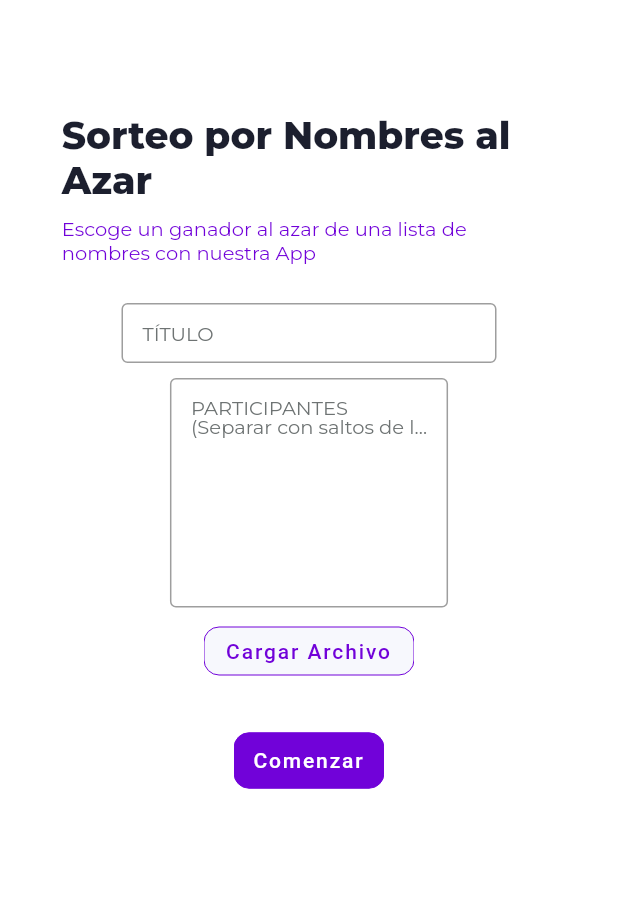
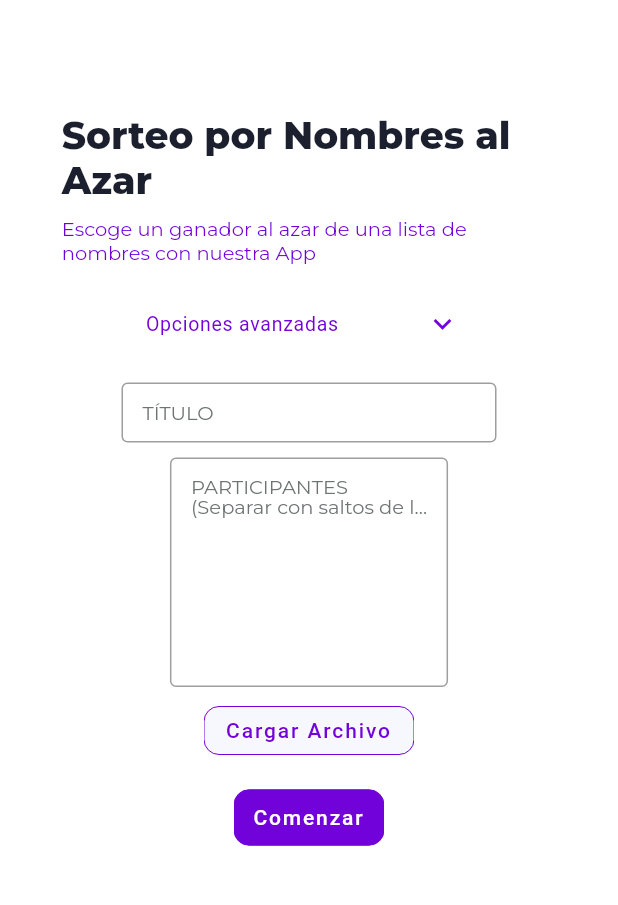
Before and after one commit to josemird/sorteos, a Flutter app: the screen it shows after launch, on a phone screen of 412 x 824 dp, the part 90-995 px from its top. Run offline on Flutter 3.47's test engine with Material 3 defaults, Android fonts, the phone set to English and light mode, and no system bars; our stand-ins replace cloud_firestore, firebase_core, flutter_svg, google_fonts; missing offline and left inert: dart:html; accounts and stored records are empty.

Commit message:
separacion logica del ganador, añadir menu opciones avanzadas y tener suplentes

```diff
--- a/lib/screens/GenerarSorteo.dart
+++ b/lib/screens/GenerarSorteo.dart
@@ -1,6 +1,7 @@
 import 'package:flutter/material.dart';
 import 'package:shoppy3/config/imports.dart';
 import 'package:shoppy3/config/styles/text_styles.dart';
+import 'package:shoppy3/function/mostrarGanador.dart';
 import 'package:shoppy3/screens/Ganador.dart';
 import 'package:shoppy3/widget/button.dart';
 import 'package:shoppy3/widget/customBackAppBar.dart';
@@ -10,11 +11,14 @@ import 'package:shoppy3/widget/espacio.dart';
 class GenerarSorteoPage extends StatelessWidget {
   final String titulo;
   final List<String> participantes;
+  final int suplentes;
+
 
   const GenerarSorteoPage({
     super.key,
     required this.titulo,
     required this.participantes,
+    required this.suplentes,
   });
 
 
@@ -139,7 +143,7 @@ class GenerarSorteoPage extends StatelessWidget {
 
               onPressed: () {
 
-                mostrarGanador(context, participantes);
+                mostrarGanador(context, participantes, suplentes);
 
               },
 
--- a/lib/screens/Home.dart
+++ b/lib/screens/Home.dart
@@ -23,6 +23,11 @@ class _HomePageState extends State<HomePage> {
   final TextEditingController tituloController = TextEditingController();
   final TextEditingController participantesController = TextEditingController();
   String? nombreArchivo;
+
+
+  // Variables para los nuevos campos
+  int suplentes = 10;
+  bool habilitarTop = true;
 
 
 
@@ -60,7 +65,98 @@ class _HomePageState extends State<HomePage> {
 
                 TextoBody("Escoge un ganador al azar de una lista de nombres con nuestra App", color: COLOR_ACCENT),
 
-                Espacio(ESPACIO_MEDIANO),
+                Espacio(ESPACIO_PEQUENO),
+
+                Container(
+
+                  width: 250,
+                  child: ExpansionTile(
+
+                    title: Text( "Opciones avanzadas",
+                        style: TextStyle(
+                            fontSize: 13,
+                        ),
+                    ),
+
+                    children: [
+
+                      Column(
+
+                        mainAxisAlignment: MainAxisAlignment.center,
+                        crossAxisAlignment: CrossAxisAlignment.center,
+
+                        children: [
+
+                          Row(
+
+                            crossAxisAlignment: CrossAxisAlignment.center,
+                            mainAxisAlignment: MainAxisAlignment.center,
+
+                            children: [
+
+                              Text("Suplentes"),
+
+                              Row(
+
+                                crossAxisAlignment: CrossAxisAlignment.center,
+                                mainAxisAlignment: MainAxisAlignment.center,
+
+                                children: [
+                                  IconButton(
+
+                                    icon: Icon(Icons.remove),
+                                    onPressed: () {
+                                      setState(() {
+                                        if (suplentes > 0) suplentes--;
+                                      });
+                                    },
+
+                                  ),
+                                  Text('$suplentes'),
+                                  IconButton(
+
+                                    icon: Icon(Icons.add),
+                                    onPressed: () {
+                                      setState(() {
+                                        suplentes++;
+                                      });
+                                    },
+                                  ),
+                                ],
+                              ),
+                            ],
+                          ),
+
+                          Espacio(ESPACIO_PEQUENO),
+
+                          Row(
+
+                            crossAxisAlignment: CrossAxisAlignment.center,
+                            mainAxisAlignment: MainAxisAlignment.center,
+
+                            children: [
+
+                              Text("Top 3"),
+
+                              Espacio(ESPACIO_PEQUENO),
+
+                              Switch(
+                                value: habilitarTop,
+                                onChanged: (value) {
+                                  setState(() {
+                                    habilitarTop = value;
+                                  });
+                                },
+                              ),
+                            ],
+                          ),
+                        ],
+                      ),
+                    ],
+                  ),
+                ),
+
+                Espacio(ESPACIO_PEQUENO),
 
                 TextFormFieldCustom(
 
@@ -78,6 +174,7 @@ class _HomePageState extends State<HomePage> {
                   width: screenWidth * 0.45,
                   minLines: 7,
                   maxLines: 7,
+                  controller: participantesController,
                   onChanged: (value) => participantesController.text = value,
 
                 ),
@@ -136,7 +233,7 @@ class _HomePageState extends State<HomePage> {
                 ),
 
 
-                Espacio(ESPACIO_MEDIANO),
+                Espacio(ESPACIO_PEQUENO),
 
                 ButtonCustom(
 
@@ -154,6 +251,7 @@ class _HomePageState extends State<HomePage> {
                       GenerarSorteoPage(
                         titulo: tituloController.text,
                         participantes: participantes,
+                        suplentes: suplentes,
                       ),
 
                     );
@@ -169,15 +267,11 @@ class _HomePageState extends State<HomePage> {
   }
 
   Future<void> pickFile() async {
-
     if (nombreArchivo != null) {
-
       ScaffoldMessenger.of(context).showSnackBar(
         SnackBar(content: Text('Ya se ha cargado un archivo. Por favor, quítalo para cargar uno nuevo.')),
       );
-
       return;
-
     }
 
     final input = html.FileUploadInputElement();
@@ -185,22 +279,21 @@ class _HomePageState extends State<HomePage> {
     input.click();
 
     input.onChange.listen((e) async {
-
       final reader = html.FileReader();
       reader.readAsText(input.files![0]);
+
       reader.onLoadEnd.listen((e) {
-
         final fileContent = reader.result as String;
 
         List<String> nuevosParticipantes = fileContent.split('\n').map((line) => line.trim()).toList();
+
         setState(() {
-
           participantesController.text = nuevosParticipantes.join('\n');
           nombreArchivo = input.files![0].name;
-
         });
       });
     });
   }
 
+
 }
--- a/lib/widget/textFormField.dart
+++ b/lib/widget/textFormField.dart
@@ -13,6 +13,7 @@ class TextFormFieldCustom extends StatefulWidget {
   final int? minLines;
   final int? maxLines;
   final BorderRadius? borderRadius;
+  final TextEditingController? controller;
 
   const TextFormFieldCustom({
     super.key,
@@ -26,7 +27,8 @@ class TextFormFieldCustom extends StatefulWidget {
     this.height,
     this.minLines,
     this.maxLines,
-    this.borderRadius = const BorderRadius.all(Radius.circular(8.0)), // Valor por defecto
+    this.borderRadius = const BorderRadius.all(Radius.circular(8.0)),
+    this.controller,
   });
 
   @override
```
Also changed, not shown: lib/function/mostrarGanador.dart (added, +55 -0 lines), lib/screens/Ganador.dart (+31 -41 lines).
